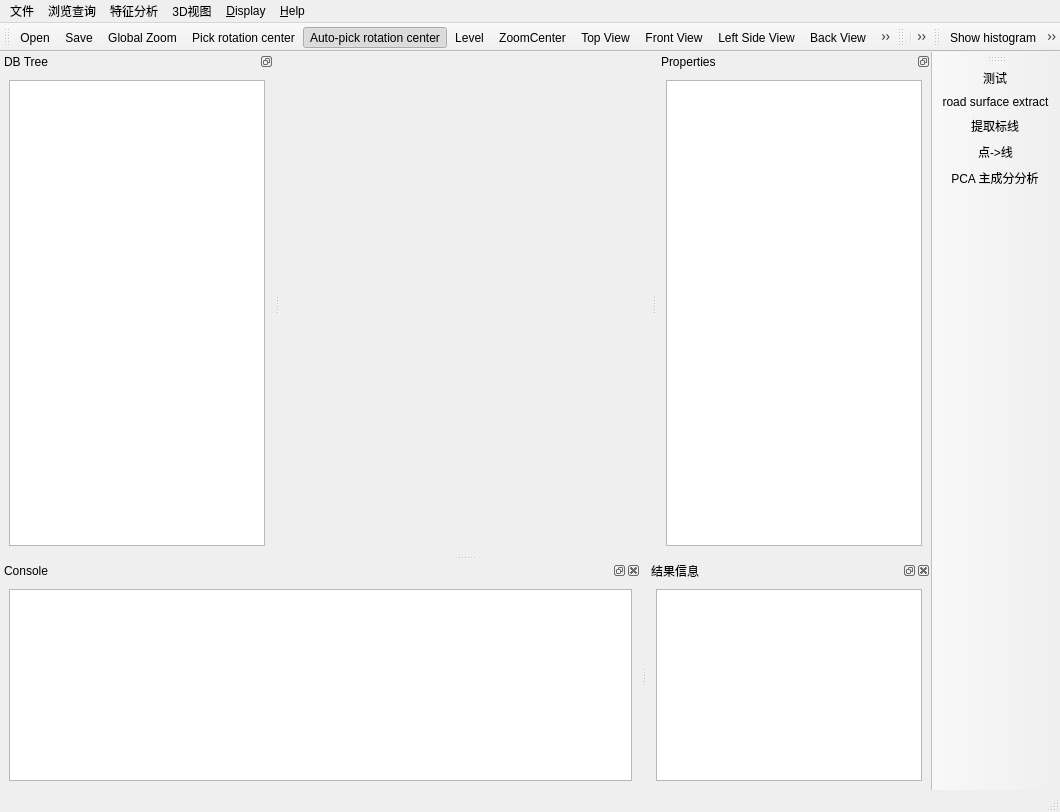
Before: the Qt Designer form qCC/ui_templates/mainWindow.ui in lljydyx/ForkCloudCompare, drawn with Qt 5.
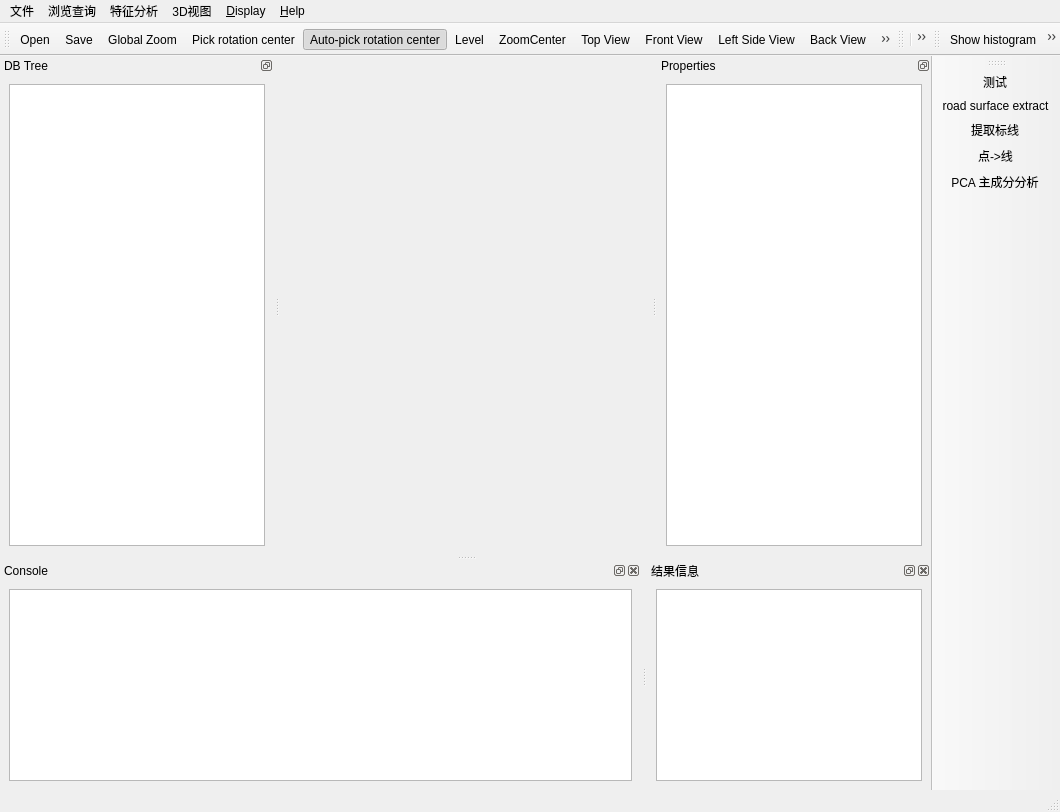
After: the same form once the commit is applied. Icons and pictures are not drawn. Custom widgets are drawn as their Qt base class.

The edit to the form file:
```diff
--- a/qCC/ui_templates/mainWindow.ui
+++ b/qCC/ui_templates/mainWindow.ui
@@ -603,6 +603,10 @@
    <addaction name="actionSetViewIso2"/>
    <addaction name="actionEnableStereo"/>
    <addaction name="actionPointPicking"/>
+   <addaction name="scVoxelUS"/>
+   <addaction name="scVoxelDenoising"/>
+   <addaction name="scSOR"/>
+   <addaction name="scDBSCAN"/>
   </widget>
   <widget class="QDockWidget" name="DockableConsole">
    <property name="sizePolicy">
@@ -3313,6 +3317,42 @@
     <string>PCA 主成分分析</string>
    </property>
   </action>
+  <action name="scVoxelUS">
+   <property name="icon">
+    <iconset resource="../icones.qrc">
+     <normaloff>:/CC/images/ccSampleCloud.png</normaloff>:/CC/images/ccSampleCloud.png</iconset>
+   </property>
+   <property name="text">
+    <string>体素下采样</string>
+   </property>
+  </action>
+  <action name="scVoxelDenoising">
+   <property name="icon">
+    <iconset resource="../icones.qrc">
+     <normaloff>:/CC/images/ccPointSize.png</normaloff>:/CC/images/ccPointSize.png</iconset>
+   </property>
+   <property name="text">
+    <string>体素去噪</string>
+   </property>
+  </action>
+  <action name="scSOR">
+   <property name="icon">
+    <iconset resource="../icones.qrc">
+     <normaloff>:/CC/images/ccSORFilter.png</normaloff>:/CC/images/ccSORFilter.png</iconset>
+   </property>
+   <property name="text">
+    <string>SOR</string>
+   </property>
+  </action>
+  <action name="scDBSCAN">
+   <property name="icon">
+    <iconset resource="../icones.qrc">
+     <normaloff>:/CC/images/xjDBSCAN.png</normaloff>:/CC/images/xjDBSCAN.png</iconset>
+   </property>
+   <property name="text">
+    <string>DBSCAN</string>
+   </property>
+  </action>
  </widget>
  <customwidgets>
   <customwidget>
```
Left out of the diff: 2 changed lines with no effect on the pictures.
